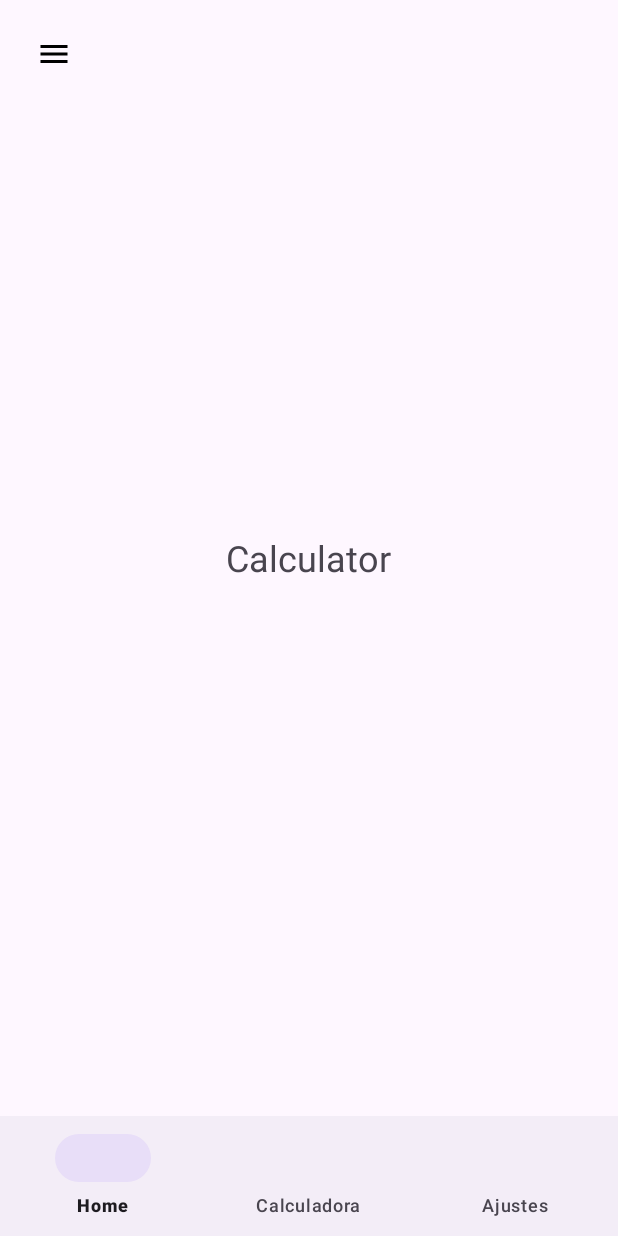
After one commit to cHion7/AplicacionDeImpuestosDelTFG, an Android app: the fragment CalculatorFragment placed in its activity, on a phone screen of 412 x 824 dp. The commit adds this screen. Run offline under Robolectric (Android 15) with nearby library versions, the phone set to English and light mode, and no system bars.

Commit message:
Creado taop view y menu en el CalculatorFragment

```diff
--- /dev/null
+++ b/app/src/main/java/com/example/aplicaciondeimpuestosdeltfg/AjustesFragment.java
@@ -0,0 +1,20 @@
+package com.example.aplicaciondeimpuestosdeltfg;
+
+import android.os.Bundle;
+
+import androidx.fragment.app.Fragment;
+
+import android.view.LayoutInflater;
+import android.view.View;
+import android.view.ViewGroup;
+
+
+public class AjustesFragment extends Fragment {
+
+    @Override
+    public View onCreateView(LayoutInflater inflater, ViewGroup container,
+                             Bundle savedInstanceState) {
+        // Inflate the layout for this fragment
+        return inflater.inflate(R.layout.fragment_ajustes, container, false);
+    }
+}
--- /dev/null
+++ b/app/src/main/java/com/example/aplicaciondeimpuestosdeltfg/CalculatorFragment.java
@@ -0,0 +1,35 @@
+package com.example.aplicaciondeimpuestosdeltfg;
+
+import android.os.Bundle;
+import androidx.drawerlayout.widget.DrawerLayout;
+import androidx.core.view.GravityCompat;
+import androidx.fragment.app.Fragment;
+import android.view.LayoutInflater;
+import android.view.View;
+import android.view.ViewGroup;
+import android.widget.ImageView;
+
+public class CalculatorFragment extends Fragment {
+
+    private DrawerLayout drawerLayout;
+
+    @Override
+    public View onCreateView(LayoutInflater inflater, ViewGroup container,
+                             Bundle savedInstanceState) {
+        // Inflar la vista del fragmento
+        View view = inflater.inflate(R.layout.fragment_calculator, container, false);
+
+        // Referencia al DrawerLayout (desde el layout del fragmento)
+        drawerLayout = view.findViewById(R.id.drawer_layout);
+
+        // Configurar el botón (ImageView) para abrir el menú lateral
+        ImageView botonAbrirMenu = view.findViewById(R.id.btn_open_menu);
+        botonAbrirMenu.setOnClickListener(v -> {
+            if (drawerLayout != null && !drawerLayout.isDrawerOpen(GravityCompat.START)) {
+                drawerLayout.openDrawer(GravityCompat.START);
+            }
+        });
+
+        return view;
+    }
+}
--- /dev/null
+++ b/app/src/main/java/com/example/aplicaciondeimpuestosdeltfg/HomeFragment.java
@@ -0,0 +1,20 @@
+package com.example.aplicaciondeimpuestosdeltfg;
+
+import android.os.Bundle;
+
+import androidx.fragment.app.Fragment;
+
+import android.view.LayoutInflater;
+import android.view.View;
+import android.view.ViewGroup;
+
+
+public class HomeFragment extends Fragment {
+
+    @Override
+    public View onCreateView(LayoutInflater inflater, ViewGroup container,
+                             Bundle savedInstanceState) {
+        // Inflate the layout for this fragment
+        return inflater.inflate(R.layout.fragment_home, container, false);
+    }
+}
--- a/app/src/main/java/com/example/aplicaciondeimpuestosdeltfg/MainActivity.java
+++ b/app/src/main/java/com/example/aplicaciondeimpuestosdeltfg/MainActivity.java
@@ -1,24 +1,56 @@
 package com.example.aplicaciondeimpuestosdeltfg;
 
 import android.os.Bundle;
+import android.provider.Settings;
+import android.view.MenuItem;
 
-import androidx.activity.EdgeToEdge;
+import androidx.annotation.NonNull;
 import androidx.appcompat.app.AppCompatActivity;
-import androidx.core.graphics.Insets;
-import androidx.core.view.ViewCompat;
-import androidx.core.view.WindowInsetsCompat;
+import androidx.fragment.app.Fragment;
+import androidx.fragment.app.FragmentTransaction;
+
+import com.google.android.material.bottomnavigation.BottomNavigationView;
+import com.google.android.material.navigation.NavigationBarView;
 
 public class MainActivity extends AppCompatActivity {
+
+   BottomNavigationView bottomNavigationView;
+   HomeFragment homeFragment = new HomeFragment();
+   AjustesFragment settings = new AjustesFragment();
+   CalculatorFragment calculatorFragment = new CalculatorFragment();
+
 
     @Override
     protected void onCreate(Bundle savedInstanceState) {
         super.onCreate(savedInstanceState);
-        EdgeToEdge.enable(this);
-        setContentView(R.layout.activity_main);
-        ViewCompat.setOnApplyWindowInsetsListener(findViewById(R.id.main), (v, insets) -> {
-            Insets systemBars = insets.getInsets(WindowInsetsCompat.Type.systemBars());
-            v.setPadding(systemBars.left, systemBars.top, systemBars.right, systemBars.bottom);
-            return insets;
+        setContentView(R.layout.activity_main); // Asegúrate que este layout tenga el BottomNavigationView y el FrameLayout con los IDs correctos
+        bottomNavigationView = findViewById(R.id.bottom_navigation);
+        getSupportFragmentManager().beginTransaction().replace(R.id.frame_container,homeFragment).commit();
+        bottomNavigationView.setOnItemSelectedListener(new NavigationBarView.OnItemSelectedListener() {
+            @Override
+            public boolean onNavigationItemSelected(@NonNull MenuItem item) {
+                int id = item.getItemId();
+
+                if (id == R.id.home) {
+                    getSupportFragmentManager().beginTransaction()
+                            .replace(R.id.frame_container, homeFragment)
+                            .commit();
+                    return true;
+                } else if (id == R.id.ajustes) {
+                    getSupportFragmentManager().beginTransaction()
+                            .replace(R.id.frame_container, settings)
+                            .commit();
+                    return true;
+                } else if (id == R.id.calculadora) {
+                    getSupportFragmentManager().beginTransaction()
+                            .replace(R.id.frame_container, calculatorFragment)
+                            .commit();
+                    return true;
+                }
+
+                return false;
+            }
+
         });
     }
 }
--- /dev/null
+++ b/app/src/main/res/drawable/baseline_menu_24.xml
@@ -0,0 +1,5 @@
+<vector xmlns:android="http://schemas.android.com/apk/res/android" android:height="24dp" android:tint="#000000" android:viewportHeight="24" android:viewportWidth="24" android:width="24dp">
+
+    <path android:fillColor="@android:color/white" android:pathData="M3,18h18v-2L3,16v2zM3,13h18v-2L3,11v2zM3,6v2h18L21,6L3,6z"/>
+
+</vector>
--- a/app/src/main/res/layout/activity_main.xml
+++ b/app/src/main/res/layout/activity_main.xml
@@ -1,5 +1,4 @@
-<?xml version="1.0" encoding="utf-8"?>
-<androidx.constraintlayout.widget.ConstraintLayout xmlns:android="http://schemas.android.com/apk/res/android"
+<RelativeLayout xmlns:android="http://schemas.android.com/apk/res/android"
     xmlns:app="http://schemas.android.com/apk/res-auto"
     xmlns:tools="http://schemas.android.com/tools"
     android:id="@+id/main"
@@ -7,13 +6,20 @@
     android:layout_height="match_parent"
     tools:context=".MainActivity">
 
-    <TextView
-        android:layout_width="wrap_content"
+    <FrameLayout
+        android:id="@+id/frame_container"
+        android:layout_width="match_parent"
+        android:layout_height="match_parent"
+        android:layout_above="@id/bottom_navigation"
+        android:layout_alignParentTop="true"
+        app:layout_behavior="@string/appbar_scrolling_view_behavior" />
+
+    <com.google.android.material.bottomnavigation.BottomNavigationView
+        android:id="@+id/bottom_navigation"
+        android:layout_width="match_parent"
         android:layout_height="wrap_content"
-        android:text="Hello World!"
-        app:layout_constraintBottom_toBottomOf="parent"
-        app:layout_constraintEnd_toEndOf="parent"
-        app:layout_constraintStart_toStartOf="parent"
-        app:layout_constraintTop_toTopOf="parent" />
+        android:layout_alignParentBottom="true"
+        android:elevation="8dp"
+        app:menu="@menu/bottom_navegation" />
 
-</androidx.constraintlayout.widget.ConstraintLayout>
+</RelativeLayout>
--- /dev/null
+++ b/app/src/main/res/layout/fragment_calculator.xml
@@ -0,0 +1,64 @@
+<?xml version="1.0" encoding="utf-8"?>
+<androidx.drawerlayout.widget.DrawerLayout xmlns:android="http://schemas.android.com/apk/res/android"
+    android:id="@+id/drawer_layout"
+    android:layout_width="match_parent"
+    android:layout_height="match_parent">
+
+    <!-- Contenido principal -->
+    <RelativeLayout
+        android:id="@+id/content_frame"
+        android:layout_width="match_parent"
+        android:layout_height="match_parent">
+
+        <TextView
+            android:layout_width="wrap_content"
+            android:layout_height="wrap_content"
+            android:text="Calculator"
+            android:textSize="24sp"
+            android:layout_centerInParent="true" />
+
+        <ImageView
+            android:id="@+id/btn_open_menu"
+            android:layout_width="wrap_content"
+            android:layout_height="wrap_content"
+            android:src="@drawable/baseline_menu_24"
+            android:contentDescription="Abrir menú"
+            android:layout_alignParentTop="true"
+            android:layout_alignParentStart="true"
+            android:padding="8dp"
+            android:layout_margin="16dp" />
+    </RelativeLayout>
+
+    <!-- Menú lateral derecho -->
+    <LinearLayout
+        android:id="@+id/right_drawer"
+        android:layout_width="280dp"
+        android:layout_height="match_parent"
+        android:layout_gravity="start"
+        android:orientation="vertical"
+        android:background="@android:color/darker_gray"
+        android:padding="16dp">
+
+        <TextView
+            android:text="Opción 1"
+            android:textSize="18sp"
+            android:padding="8dp"
+            android:layout_width="match_parent"
+            android:layout_height="wrap_content" />
+
+        <TextView
+            android:text="Opción 2"
+            android:textSize="18sp"
+            android:padding="8dp"
+            android:layout_width="match_parent"
+            android:layout_height="wrap_content" />
+
+        <TextView
+            android:text="Cerrar Sesión"
+            android:textSize="18sp"
+            android:padding="8dp"
+            android:layout_width="match_parent"
+            android:layout_height="wrap_content" />
+    </LinearLayout>
+
+</androidx.drawerlayout.widget.DrawerLayout>
--- /dev/null
+++ b/app/src/main/res/menu/bottom_navegation.xml
@@ -0,0 +1,12 @@
+<?xml version="1.0" encoding="utf-8"?>
+<menu xmlns:android="http://schemas.android.com/apk/res/android">
+    <item
+        android:id="@+id/home"
+        android:title="Home" />
+    <item
+        android:id="@+id/calculadora"
+        android:title="Calculadora" />
+    <item
+        android:id="@+id/ajustes"
+        android:title="Ajustes" />
+</menu>
--- /dev/null
+++ b/app/src/main/res/menu/menu.xml
@@ -0,0 +1,4 @@
+<?xml version="1.0" encoding="utf-8"?>
+<menu xmlns:android="http://schemas.android.com/apk/res/android">
+
+</menu>
--- a/app/src/main/res/values/colors.xml
+++ b/app/src/main/res/values/colors.xml
@@ -2,4 +2,9 @@
 <resources>
     <color name="black">#FF000000</color>
     <color name="white">#FFFFFFFF</color>
+
+    <color name= "green_dark">#062925</color>
+    <color name= "green_normal">#044a42</color>
+    <color name= "green_light">#3a9188</color>
+    <color name= "green_light_2">#b8e1dd</color>
 </resources>
--- a/app/src/main/res/values/strings.xml
+++ b/app/src/main/res/values/strings.xml
@@ -1,3 +1,5 @@
 <resources>
     <string name="app_name">AplicacionDeImpuestosDelTFG</string>
+    <!-- TODO: Remove or change this placeholder text -->
+    <string name="hello_blank_fragment">Hello blank fragment</string>
 </resources>
```
Also changed, not shown: app/src/main/res/layout/fragment_ajustes.xml (added, +17 -0 lines), app/src/main/res/layout/fragment_home.xml (added, +16 -0 lines), app/src/main/res/values/themes.xml (+8 -0 lines).
